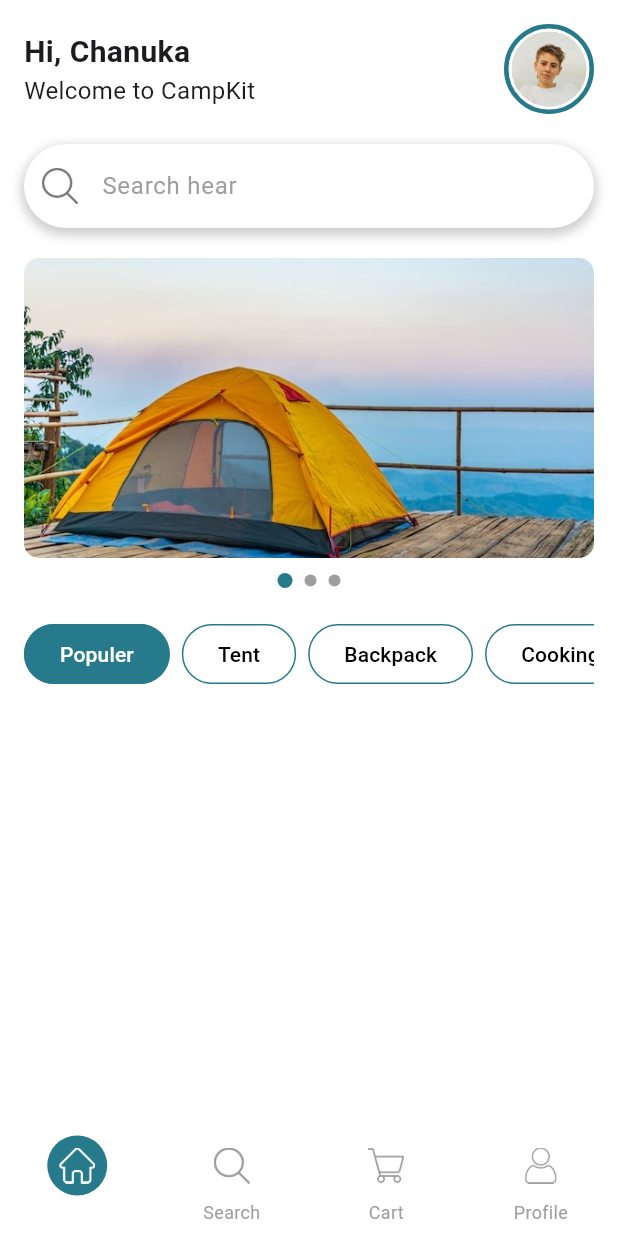
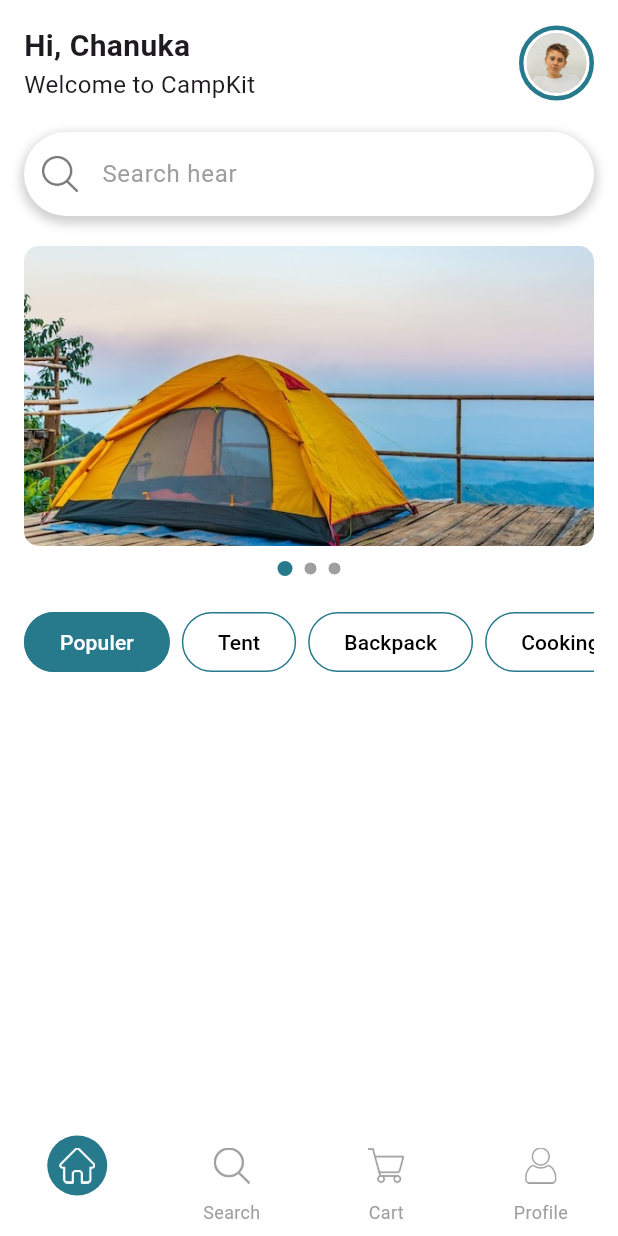
Before and after one commit to Chanukaisuru/CampKit, a Flutter app: the HomePage screen opened directly, on a phone screen of 412 x 824 dp. Run offline on Flutter 3.47's test engine with Material 3 defaults, Android fonts, the phone set to English and light mode, and no system bars.

Commit message:
modified:   lib/home/home_page.dart

```diff
--- a/lib/home/home_page.dart
+++ b/lib/home/home_page.dart
@@ -96,7 +96,7 @@ class _HomePageState extends State<HomePage> {
 
 
                     child: CircleAvatar(
-                      radius: 25,
+                      radius: 20,
                       backgroundImage: AssetImage('assets/image/userimage.jpeg'),
                     ),
                   ),
```
